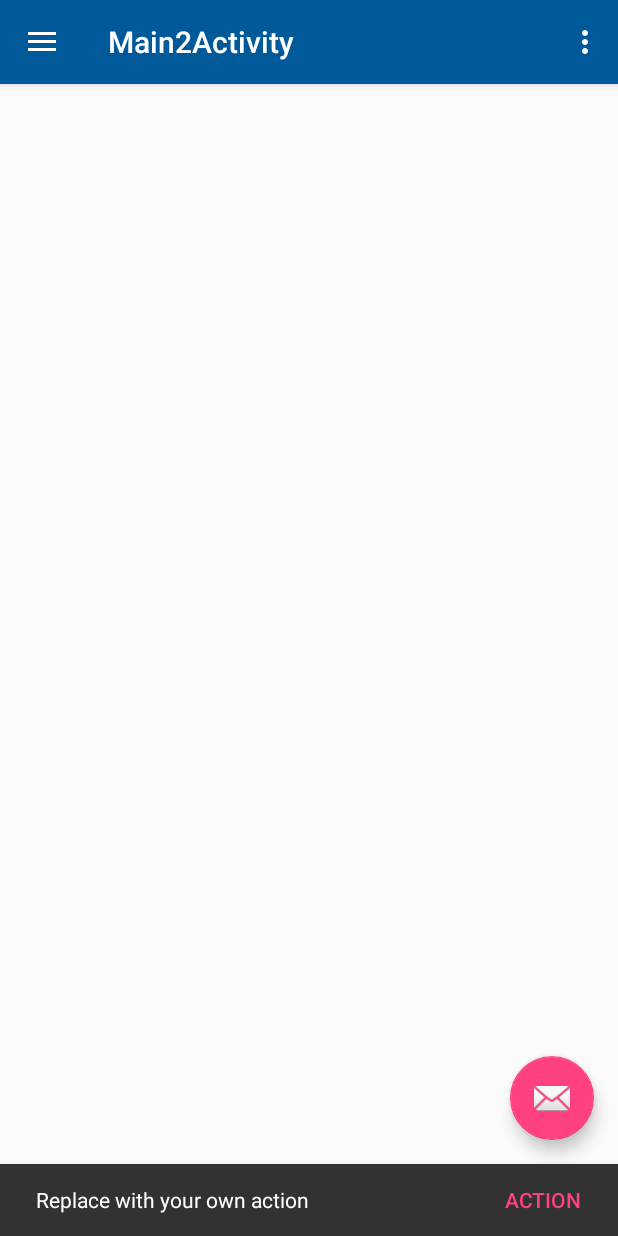
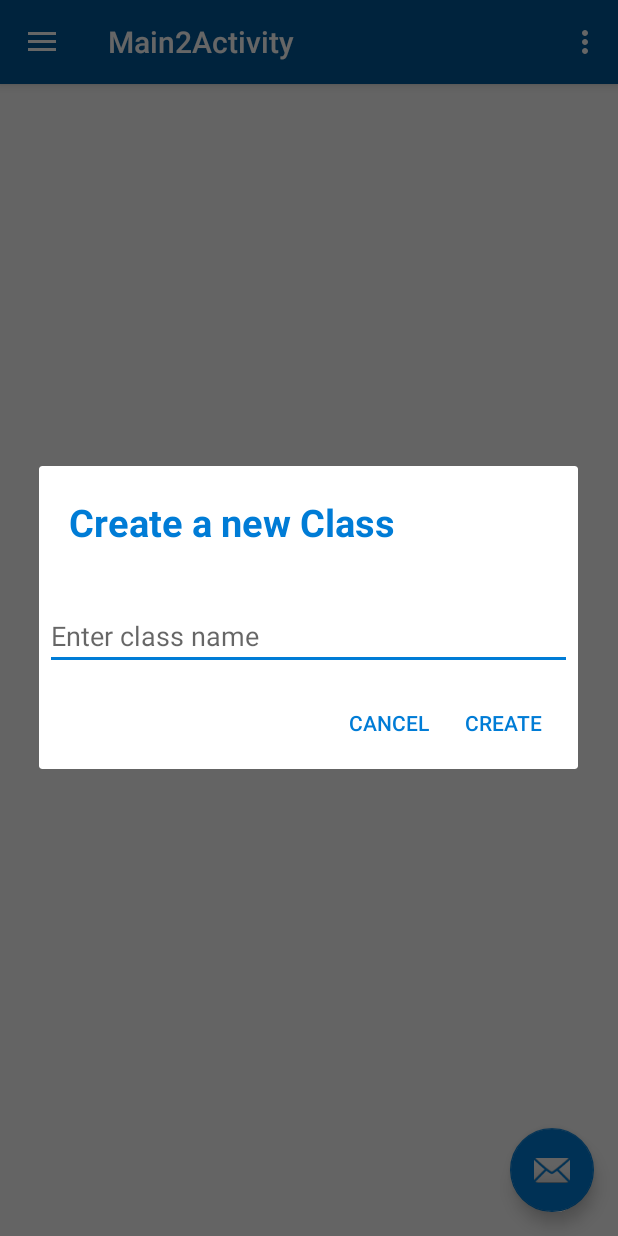
Before and after one commit to kaushal-py/attendance-app, an Android app: the screen it shows after launch once a user with an empty profile is signed in (Main2Activity), after a tap on an icon or button, on a phone screen of 412 x 824 dp. Run offline under Robolectric (Android 15) with nearby library versions, the phone set to English and light mode, and no system bars; our stand-ins replace Firebase (no records; nobody signed in at launch, a user with empty details on screens opened directly).

Commit message:
Add classroom

```diff
--- /dev/null
+++ b/app/src/main/java/com/dev/kbstudios/kbstudiosattendance/AddClassFragment.java
@@ -0,0 +1,53 @@
+package com.dev.kbstudios.kbstudiosattendance;
+
+import android.app.AlertDialog;
+import android.app.Dialog;
+import android.app.DialogFragment;
+import android.content.DialogInterface;
+import android.os.Bundle;
+import android.view.LayoutInflater;
+import android.view.View;
+import android.widget.TextView;
+
+import com.google.firebase.database.DatabaseReference;
+import com.google.firebase.database.FirebaseDatabase;
+
+/**
+ * Created by kbstudios on 14/9/17.
+ */
+
+public class AddClassFragment extends DialogFragment {
+
+    private DatabaseReference mDatabase;
+    private TextView classname;
+
+    @Override
+    public Dialog onCreateDialog(Bundle savedInstanceState) {
+        // Use the Builder class for convenient dialog construction
+        AlertDialog.Builder builder = new AlertDialog.Builder(getActivity());
+        // Get the layout inflater
+        LayoutInflater inflater = getActivity().getLayoutInflater();
+
+        mDatabase = FirebaseDatabase.getInstance().getReference().child("class");
+
+        // Inflate and set the layout for the dialog
+        // Pass null as the parent view because its going in the dialog layout
+        final View dialogClass = inflater.inflate(R.layout.dialog_add_class, null);
+        builder.setView(dialogClass)
+                .setPositiveButton("Create", new DialogInterface.OnClickListener() {
+                    public void onClick(DialogInterface dialog, int id) {
+                        classname = (TextView) dialogClass.findViewById(R.id.classname);
+                        Classroom classroom = new Classroom(classname.getText().toString());
+                        mDatabase.push().setValue(classroom);
+                    }
+                })
+                .setNegativeButton("Cancel", new DialogInterface.OnClickListener() {
+                    public void onClick(DialogInterface dialog, int id) {
+                        // User cancelled the dialog
+                    }
+                });
+        // Create the AlertDialog object and return it
+        return builder.create();
+    }
+
+}
--- a/app/src/main/java/com/dev/kbstudios/kbstudiosattendance/Main2Activity.java
+++ b/app/src/main/java/com/dev/kbstudios/kbstudiosattendance/Main2Activity.java
@@ -15,6 +15,9 @@ import android.support.v7.app.AppCompatActivity;
 import android.support.v7.widget.Toolbar;
 import android.view.Menu;
 import android.view.MenuItem;
+import android.widget.ArrayAdapter;
+import android.widget.GridView;
+import android.widget.ListView;
 import android.widget.TextView;
 import android.widget.Toast;
 
@@ -24,18 +27,33 @@ import com.google.android.gms.common.api.GoogleApiClient;
 import com.google.android.gms.common.api.ResultCallback;
 import com.google.android.gms.common.api.Status;
 import com.google.firebase.auth.FirebaseAuth;
+import com.google.firebase.database.ChildEventListener;
+import com.google.firebase.database.DataSnapshot;
+import com.google.firebase.database.DatabaseError;
+import com.google.firebase.database.DatabaseReference;
+import com.google.firebase.database.FirebaseDatabase;
 
-import org.w3c.dom.Text;
+import java.util.ArrayList;
+
 
 public class Main2Activity extends AppCompatActivity
         implements NavigationView.OnNavigationItemSelectedListener {
 
     private GoogleApiClient mGoogleApiClient;
 
+    private DatabaseReference mDatabase;
+
+    private ArrayList<String> classlist = new ArrayList<>();
+    private ArrayAdapter<String> itemsAdapter;
+
     @Override
     protected void onCreate(Bundle savedInstanceState) {
         super.onCreate(savedInstanceState);
         setContentView(R.layout.activity_main2);
+
+        mDatabase = FirebaseDatabase.getInstance().getReference().child("class");
+
+        itemsAdapter = new ArrayAdapter<String>(this, android.R.layout.simple_list_item_1, classlist);
 
         GoogleSignInOptions gso = new GoogleSignInOptions.Builder(GoogleSignInOptions.DEFAULT_SIGN_IN)
                 .requestEmail()
@@ -45,6 +63,10 @@ public class Main2Activity extends AppCompatActivity
                 .build();
         mGoogleApiClient.connect();
 
+        ListView listView = (ListView) findViewById(R.id.class_list);
+        listView.setAdapter(itemsAdapter);
+
+
         Toolbar toolbar = (Toolbar) findViewById(R.id.toolbar);
         setSupportActionBar(toolbar);
 
@@ -52,13 +74,8 @@ public class Main2Activity extends AppCompatActivity
         fab.setOnClickListener(new View.OnClickListener() {
             @Override
             public void onClick(View view) {
-                Snackbar.make(view, "Replace with your own action", Snackbar.LENGTH_LONG)
-                        .setAction("Action", new View.OnClickListener() {
-                            @Override
-                            public void onClick(View view) {
-                                Toast.makeText(Main2Activity.this, "Hello World", Toast.LENGTH_LONG).show();
-                            }
-                        }).show();
+                android.app.DialogFragment newFragment = new AddClassFragment();
+                newFragment.show(getFragmentManager(), "classy");
             }
         });
 
@@ -70,6 +87,27 @@ public class Main2Activity extends AppCompatActivity
 
         NavigationView navigationView = (NavigationView) findViewById(R.id.nav_view);
         navigationView.setNavigationItemSelectedListener(this);
+
+        mDatabase.addChildEventListener(new ChildEventListener() {
+            @Override
+            public void onChildAdded(DataSnapshot dataSnapshot, String prevChildKey) {
+                Classroom classroom = dataSnapshot.getValue(Classroom.class);
+                classroom.setKey(dataSnapshot.getKey());
+                itemsAdapter.add(classroom.getClassName());
+            }
+
+            @Override
+            public void onChildChanged(DataSnapshot dataSnapshot, String prevChildKey) {}
+
+            @Override
+            public void onChildRemoved(DataSnapshot dataSnapshot) {}
+
+            @Override
+            public void onChildMoved(DataSnapshot dataSnapshot, String prevChildKey) {}
+
+            @Override
+            public void onCancelled(DatabaseError databaseError) {}
+        });
     }
 
     @Override
--- a/app/src/main/res/layout/content_main2.xml
+++ b/app/src/main/res/layout/content_main2.xml
@@ -1,5 +1,5 @@
 <?xml version="1.0" encoding="utf-8"?>
-<android.support.constraint.ConstraintLayout xmlns:android="http://schemas.android.com/apk/res/android"
+<LinearLayout xmlns:android="http://schemas.android.com/apk/res/android"
     xmlns:app="http://schemas.android.com/apk/res-auto"
     xmlns:tools="http://schemas.android.com/tools"
     android:layout_width="match_parent"
@@ -8,4 +8,9 @@
     tools:context="com.dev.kbstudios.kbstudiosattendance.Main2Activity"
     tools:showIn="@layout/app_bar_main2">
 
-</android.support.constraint.ConstraintLayout>
+    <ListView
+        android:id="@+id/class_list"
+        android:layout_width="match_parent"
+        android:layout_height="match_parent" />
+
+</LinearLayout>
--- /dev/null
+++ b/app/src/main/res/layout/dialog_add_class.xml
@@ -0,0 +1,25 @@
+<?xml version="1.0" encoding="utf-8"?>
+<LinearLayout xmlns:android="http://schemas.android.com/apk/res/android"
+    android:orientation="vertical" android:layout_width="match_parent"
+    android:layout_height="match_parent">
+
+    <TextView
+        android:layout_width="wrap_content"
+        android:layout_height="wrap_content"
+        android:text="Create a new Class"
+        android:padding="20dp"
+        android:textSize="25sp"
+        android:textStyle="bold"
+        android:textColor="@color/colorPrimaryLight"/>
+    <EditText
+        android:id="@+id/classname"
+        android:inputType="text"
+        android:layout_width="match_parent"
+        android:layout_height="wrap_content"
+        android:layout_marginTop="16dp"
+        android:layout_marginLeft="4dp"
+        android:layout_marginRight="4dp"
+        android:layout_marginBottom="4dp"
+        android:hint="Enter class name" />
+
+</LinearLayout>
--- a/app/src/main/res/values/colors.xml
+++ b/app/src/main/res/values/colors.xml
@@ -4,7 +4,7 @@
     <color name="colorPrimaryDark">#014372</color>
     <color name="colorPrimary1">#fc2d2d</color>
     <color name="colorPrimaryDark1">#cc1b18</color>
-    <color name="colorAccent">#FF4081</color>
+    <color name="colorAccent">#007cd6</color>
     <color name="colorPrimary">#005999</color>
     <color name="colorPrimaryLight">#007cd6</color>
 </resources>
```
Also changed, not shown: app/src/main/java/com/dev/kbstudios/kbstudiosattendance/Classroom.java (added, +36 -0 lines), app/src/main/java/com/dev/kbstudios/kbstudiosattendance/MainActivity.java (+3 -27 lines).
